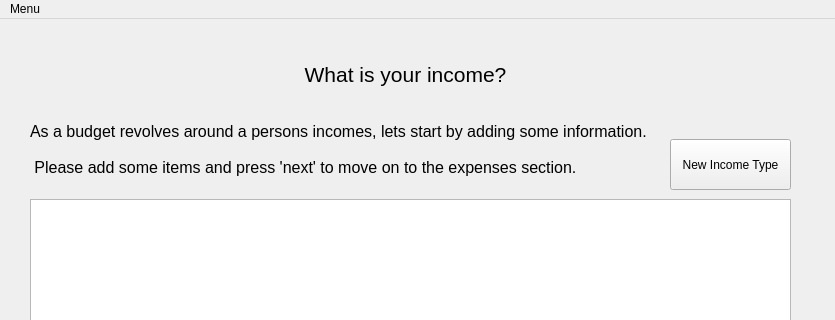
This is BudgetPlanner/accountsetupwindow.ui in amstevenson/Qt-BudgetPlanner as Qt 5 draws it before an edit; both pictures show x 0 to 835 and y 0 to 320 of the 835 by 768 pixel window. The edited form follows.
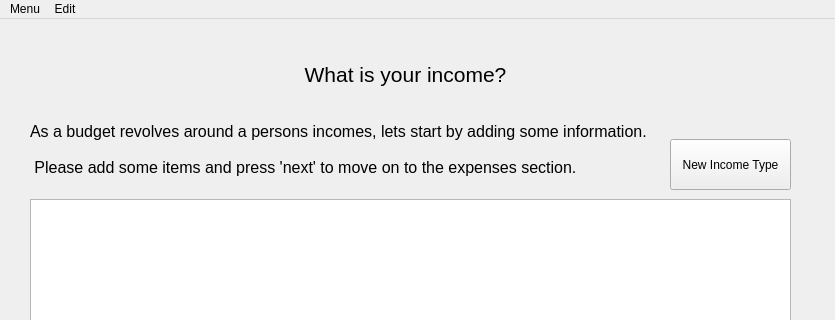
This is the edited form.

```diff
--- a/BudgetPlanner/accountsetupwindow.ui
+++ b/BudgetPlanner/accountsetupwindow.ui
@@ -203,10 +203,17 @@
      <string>Menu</string>
     </property>
     <addaction name="actionAbout"/>
-    <addaction name="actionHelp"/>
-    <addaction name="actionExit"/>
+    <addaction name="actionLogout"/>
+   </widget>
+   <widget class="QMenu" name="menuEdit">
+    <property name="title">
+     <string>Edit</string>
+    </property>
+    <addaction name="actionUndo"/>
+    <addaction name="actionRedo"/>
    </widget>
    <addaction name="menuMenu"/>
+   <addaction name="menuEdit"/>
   </widget>
   <widget class="QStatusBar" name="statusbar"/>
   <action name="actionAbout">
```
Left out of the diff: 14 changed lines with no effect on the pictures.
